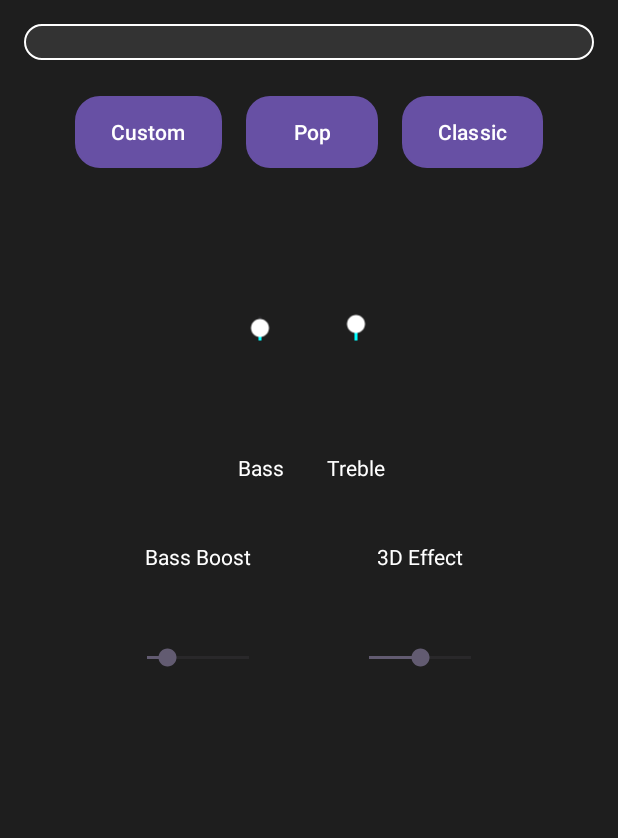
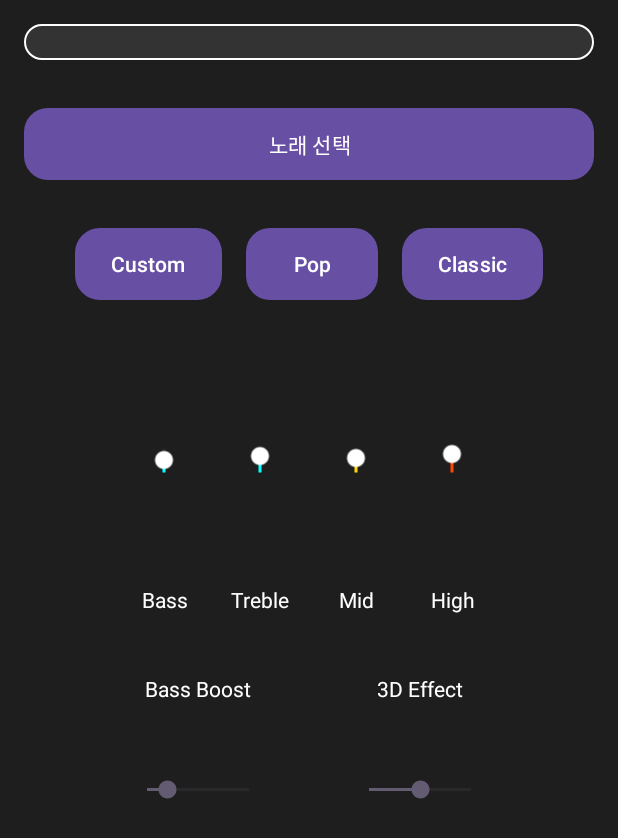
Before and after one commit to HOJEONGKIMM/SynthPlay, an Android app: the layout equalizer_main.xml on its own in the app's theme, with its tools: preview values and no code run, on a phone screen of 412 x 824 dp. Shown: the top 838 px of the screen. Run offline under Robolectric (Android 15) with nearby library versions, the phone set to English and light mode, and no system bars.

Commit message:
FE: [fix] layout 수정

```diff
--- /dev/null
+++ b/app/src/main/res/drawable/button_background.xml
@@ -0,0 +1,17 @@
+<?xml version="1.0" encoding="utf-8"?>
+<selector xmlns:android="http://schemas.android.com/apk/res/android">
+    <item android:state_pressed="true">
+        <!-- 버튼이 눌렸을 때 배경색 -->
+        <shape android:shape="rectangle">
+            <solid android:color="#6200EE" /> <!-- 눌린 상태 배경색 -->
+            <corners android:radius="16dp" />
+        </shape>
+    </item>
+    <item>
+        <!-- 기본 배경색 -->
+        <shape android:shape="rectangle">
+            <solid android:color="#3700B3" /> <!-- 기본 배경색 -->
+            <corners android:radius="16dp" />
+        </shape>
+    </item>
+</selector>
--- a/app/src/main/res/layout/equalizer_main.xml
+++ b/app/src/main/res/layout/equalizer_main.xml
@@ -19,6 +19,16 @@
             android:padding="12dp"
             android:textColor="#FFFFFF"
             android:layout_marginBottom="16dp" />
+
+        <Button
+            android:id="@+id/select_song_button"
+            android:layout_width="match_parent"
+            android:layout_height="wrap_content"
+            android:text="노래 선택"
+            android:layout_marginTop="16dp"
+            android:background="@drawable/button_background"
+            android:textColor="#FFFFFF"
+            android:layout_marginBottom="24dp" />
 
         <!-- 프리셋 선택 -->
         <LinearLayout
@@ -64,7 +74,7 @@
             android:gravity="center"
             android:layout_marginBottom="24dp">
 
-            <!-- 슬라이더 1 -->
+            <!-- Bass 슬라이더 -->
             <LinearLayout
                 android:layout_width="wrap_content"
                 android:layout_height="wrap_content"
@@ -89,7 +99,7 @@
                     android:textSize="14sp" />
             </LinearLayout>
 
-            <!-- 슬라이더 2 -->
+            <!-- Treble 슬라이더 -->
             <LinearLayout
                 android:layout_width="wrap_content"
                 android:layout_height="wrap_content"
@@ -110,6 +120,56 @@
                     android:layout_width="wrap_content"
                     android:layout_height="wrap_content"
                     android:text="Treble"
+                    android:textColor="#FFFFFF"
+                    android:textSize="14sp" />
+            </LinearLayout>
+
+            <!-- Mid 슬라이더 -->
+            <LinearLayout
+                android:layout_width="wrap_content"
+                android:layout_height="wrap_content"
+                android:orientation="vertical"
+                android:gravity="center">
+
+                <SeekBar
+                    android:id="@+id/slider_mid"
+                    android:layout_width="wrap_content"
+                    android:layout_height="150dp"
+                    android:rotation="270"
+                    android:progress="60"
+                    android:thumbTint="#FFFFFF"
+                    android:progressTint="#FFD700"
+                    android:layout_margin="8dp" />
+
+                <TextView
+                    android:layout_width="wrap_content"
+                    android:layout_height="wrap_content"
+                    android:text="Mid"
+                    android:textColor="#FFFFFF"
+                    android:textSize="14sp" />
+            </LinearLayout>
+
+            <!-- High 슬라이더 -->
+            <LinearLayout
+                android:layout_width="wrap_content"
+                android:layout_height="wrap_content"
+                android:orientation="vertical"
+                android:gravity="center">
+
+                <SeekBar
+                    android:id="@+id/slider_high"
+                    android:layout_width="wrap_content"
+                    android:layout_height="150dp"
+                    android:rotation="270"
+                    android:progress="80"
+                    android:thumbTint="#FFFFFF"
+                    android:progressTint="#FF4500"
+                    android:layout_margin="8dp" />
+
+                <TextView
+                    android:layout_width="wrap_content"
+                    android:layout_height="wrap_content"
+                    android:text="High"
                     android:textColor="#FFFFFF"
                     android:textSize="14sp" />
             </LinearLayout>
@@ -141,8 +201,8 @@
                     android:id="@+id/knob_bass"
                     android:layout_width="100dp"
                     android:layout_height="100dp"
-                    android:progress="20"
-                    android:layout_margin="8dp" />
+                    android:layout_margin="8dp"
+                    android:progress="20" />
             </LinearLayout>
 
             <!-- 3D 효과 -->
```
Also changed, not shown: app/src/main/AndroidManifest.xml (+9 -2 lines), app/src/main/java/com/example/synthplay/EqualizerActivity.java (added, +104 -0 lines), app/src/main/java/com/example/synthplay/MainActivity.java (+42 -17 lines).
